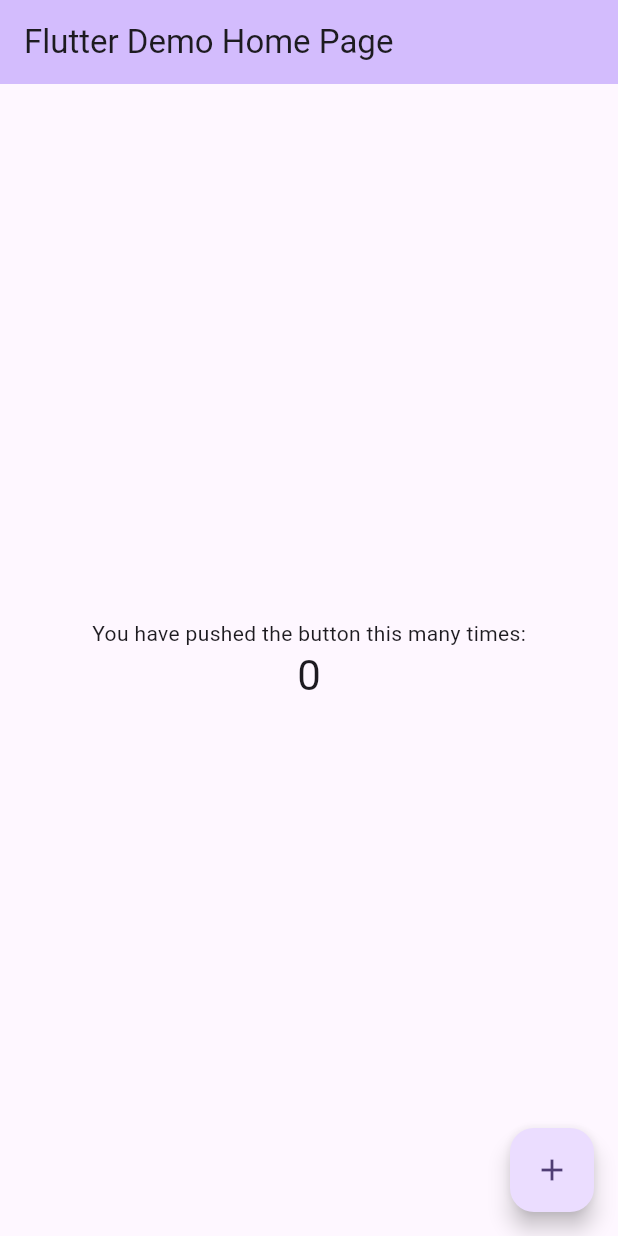
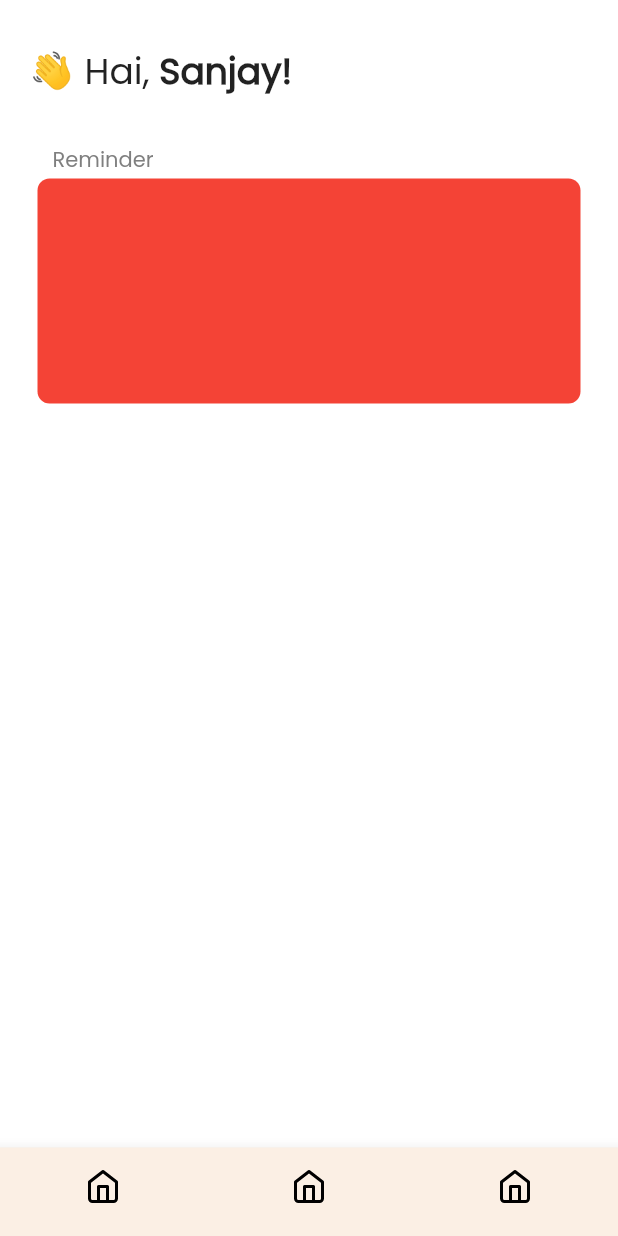
Before and after one commit to sanjaycheemeni/Makeatable, a Flutter app: the screen it shows after launch, on a phone screen of 412 x 824 dp. Run offline on Flutter 3.47's test engine with Material 2 defaults, Android fonts, the phone set to English and light mode, and no system bars; our stand-ins replace flutter_svg.

Commit message:
Day 1 Changes

```diff
--- a/makeatable/lib/main.dart
+++ b/makeatable/lib/main.dart
@@ -1,125 +1,6 @@
 import 'package:flutter/material.dart';
+import 'package:makeatable/view/homepage_module/screen_home.dart';
 
 void main() {
-  runApp(const MyApp());
+  runApp(const HomeScreen());
 }
-
-class MyApp extends StatelessWidget {
-  const MyApp({super.key});
-
-  // This widget is the root of your application.
-  @override
-  Widget build(BuildContext context) {
-    return MaterialApp(
-      title: 'Flutter Demo',
-      theme: ThemeData(
-        // This is the theme of your application.
-        //
-        // TRY THIS: Try running your application with "flutter run". You'll see
-        // the application has a blue toolbar. Then, without quitting the app,
-        // try changing the seedColor in the colorScheme below to Colors.green
-        // and then invoke "hot reload" (save your changes or press the "hot
-        // reload" button in a Flutter-supported IDE, or press "r" if you used
-        // the command line to start the app).
-        //
-        // Notice that the counter didn't reset back to zero; the application
-        // state is not lost during the reload. To reset the state, use hot
-        // restart instead.
-        //
-        // This works for code too, not just values: Most code changes can be
-        // tested with just a hot reload.
-        colorScheme: ColorScheme.fromSeed(seedColor: Colors.deepPurple),
-        useMaterial3: true,
-      ),
-      home: const MyHomePage(title: 'Flutter Demo Home Page'),
-    );
-  }
-}
-
-class MyHomePage extends StatefulWidget {
-  const MyHomePage({super.key, required this.title});
-
-  // This widget is the home page of your application. It is stateful, meaning
-  // that it has a State object (defined below) that contains fields that affect
-  // how it looks.
-
-  // This class is the configuration for the state. It holds the values (in this
-  // case the title) provided by the parent (in this case the App widget) and
-  // used by the build method of the State. Fields in a Widget subclass are
-  // always marked "final".
-
-  final String title;
-
-  @override
-  State<MyHomePage> createState() => _MyHomePageState();
-}
-
-class _MyHomePageState extends State<MyHomePage> {
-  int _counter = 0;
-
-  void _incrementCounter() {
-    setState(() {
-      // This call to setState tells the Flutter framework that something has
-      // changed in this State, which causes it to rerun the build method below
-      // so that the display can reflect the updated values. If we changed
-      // _counter without calling setState(), then the build method would not be
-      // called again, and so nothing would appear to happen.
-      _counter++;
-    });
-  }
-
-  @override
-  Widget build(BuildContext context) {
-    // This method is rerun every time setState is called, for instance as done
-    // by the _incrementCounter method above.
-    //
-    // The Flutter framework has been optimized to make rerunning build methods
-    // fast, so that you can just rebuild anything that needs updating rather
-    // than having to individually change instances of widgets.
-    return Scaffold(
-      appBar: AppBar(
-        // TRY THIS: Try changing the color here to a specific color (to
-        // Colors.amber, perhaps?) and trigger a hot reload to see the AppBar
-        // change color while the other colors stay the same.
-        backgroundColor: Theme.of(context).colorScheme.inversePrimary,
-        // Here we take the value from the MyHomePage object that was created by
-        // the App.build method, and use it to set our appbar title.
-        title: Text(widget.title),
-      ),
-      body: Center(
-        // Center is a layout widget. It takes a single child and positions it
-        // in the middle of the parent.
-        child: Column(
-          // Column is also a layout widget. It takes a list of children and
-          // arranges them vertically. By default, it sizes itself to fit its
-          // children horizontally, and tries to be as tall as its parent.
-          //
-          // Column has various properties to control how it sizes itself and
-          // how it positions its children. Here we use mainAxisAlignment to
-          // center the children vertically; the main axis here is the vertical
-          // axis because Columns are vertical (the cross axis would be
-          // horizontal).
-          //
-          // TRY THIS: Invoke "debug painting" (choose the "Toggle Debug Paint"
-          // action in the IDE, or press "p" in the console), to see the
-          // wireframe for each widget.
-          mainAxisAlignment: MainAxisAlignment.center,
-          children: <Widget>[
-            const Text(
-              'You have pushed the button this many times:',
-            ),
-            Text(
-              '$_counter',
-              style: Theme.of(context).textTheme.headlineMedium,
-            ),
-          ],
-        ),
-      ),
-      floatingActionButton: FloatingActionButton(
-        onPressed: _incrementCounter,
-        tooltip: 'Increment',
-        child: const Icon(Icons.add),
-      ), // This trailing comma makes auto-formatting nicer for build methods.
-    );
-  }
-}
--- /dev/null
+++ b/makeatable/lib/view/homepage_module/screen_home.dart
@@ -0,0 +1,90 @@
+import 'package:flutter/material.dart';
+import 'package:flutter_svg/svg.dart';
+
+class HomeScreen extends StatelessWidget {
+  const HomeScreen({super.key});
+
+  @override
+  Widget build(BuildContext context) {
+    final size = MediaQuery.of(context).size;
+
+    return MaterialApp(
+      theme: ThemeData(fontFamily: "Poppins"),
+      home: Scaffold(
+          body: SafeArea(
+            child: Container(
+              width: size.width,
+              height: size.height,
+              color: Colors.white,
+              child: ListView(
+                children: [
+                  SizedBox(
+                    height: 10,
+                  ),
+                  Padding(
+                    padding: const EdgeInsets.all(20.0),
+                    child: Row(
+                      children: [
+                        Text(
+                          '👋 Hai,',
+                          style: TextStyle(
+                            fontSize: 24,
+                          ),
+                        ),
+                        Text(
+                          ' Sanjay!',
+                          style: TextStyle(
+                              fontSize: 24, fontWeight: FontWeight.bold),
+                        ),
+                      ],
+                    ),
+                  ),
+                  Padding(
+                    padding: EdgeInsets.fromLTRB(35, 10, 5, 2),
+                    child: Text(
+                      'Reminder',
+                      style:
+                          TextStyle(color: Color.fromARGB(223, 109, 109, 109)),
+                    ),
+                  ),
+                  Container(
+                    child: Padding(
+                      padding: const EdgeInsets.fromLTRB(25, 0, 25, 10),
+                      child: Container(
+                        width: size.width - 100,
+                        height: 150,
+                        decoration: BoxDecoration(
+                            borderRadius: BorderRadius.circular(8),
+                            color: Colors.red),
+                      ),
+                    ),
+                  )
+                ],
+              ),
+            ),
+          ),
+          bottomNavigationBar: bottomBar(0)),
+    );
+  }
+}
+
+Widget bottomBar(index) {
+  return BottomNavigationBar(
+    showSelectedLabels: false,
+    showUnselectedLabels: false,
+    backgroundColor: Color(0xffFBEFE4),
+    selectedItemColor: Color(0xFFE81514),
+    unselectedItemColor: Color(0xFF667080),
+    items: <BottomNavigationBarItem>[
+      BottomNavigationBarItem(
+        icon: SvgPicture.asset('icons/home.svg'),
+        label: '',
+      ),
+      BottomNavigationBarItem(
+          icon: SvgPicture.asset('icons/home.svg'), label: ''),
+      BottomNavigationBarItem(
+          icon: SvgPicture.asset('icons/home.svg'), label: ''),
+    ],
+    currentIndex: index,
+  );
+}
```
Also changed, not shown: makeatable/pubspec.yaml (+11 -10 lines), makeatable/pubspec.lock.
